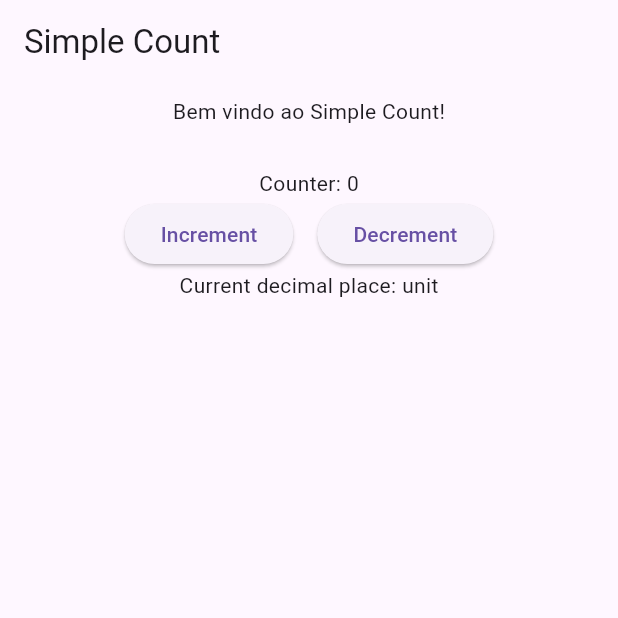
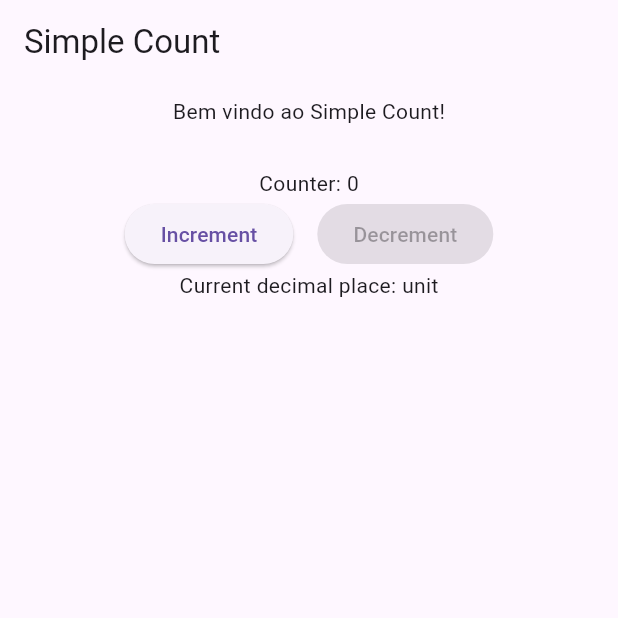
Before and after one commit to wesleyara/flutter-learning, a Flutter app: the screen it shows after launch, on a phone screen of 412 x 824 dp, the top half of it. Run offline on Flutter 3.47's test engine with Material 3 defaults, Android fonts, the light colour scheme and no system bars.

Commit message:
feat: add a InheritedWidget example

```diff
--- a/008-flutter-widgets/lib/main.dart
+++ b/008-flutter-widgets/lib/main.dart
@@ -68,34 +68,46 @@ class _CounterWidgetState extends State<CounterWidget> {
 
   @override
   Widget build(BuildContext context) {
-    return Column(
+    return MyStateContext(
+        count: _counter,
+        onPressed: (int val) => _handleChangeCounter(val),
+        child: Column(
           children: [
             Text('Counter: $_counter'),
-        Row(
-          mainAxisAlignment: MainAxisAlignment.center,
-          children: [
-            ElevatedButton(
-              onPressed: () => _handleChangeCounter(1),
-              child: const Text('Increment'),
-            ),
-            Padding(padding: const EdgeInsets.all(8.0)),
-            ElevatedButton(
-              onPressed: () => _handleChangeCounter(-1),
-              child: const Text('Decrement'),
-            ),
+            RowButton(),
+            CounterDecimalPlaces(),
           ],
-        ),
-        CounterDecimalPlaces(count: _counter),
-      ],
-    );
+        ));
   }
+}
+
+// O widget MyStateContext é um widget InheritedWidget que armazena o estado do widget _CounterWidgetState e o método _handleChangeCounter. Ele é utilizado para passar o estado e o método para os widgets filhos.
+class MyStateContext extends InheritedWidget {
+  const MyStateContext({
+    super.key,
+    required this.count,
+    required this.onPressed,
+    required super.child,
+  });
+
+  final int count;
+  final void Function(int) onPressed;
+
+  static MyStateContext? of(BuildContext context) {
+    return context.dependOnInheritedWidgetOfExactType<MyStateContext>();
+  }
+
+  @override
+  bool updateShouldNotify(MyStateContext oldWidget) => count != oldWidget.count;
 }
 
 // O widget CounterDecimalPlaces é um widget stateless que recebe um parâmetro count e exibe a quantidade de casas decimais do valor. Apesar de ser um widget stateless, ele pode ser alterado sempre que a propriedade count for alterada.
 class CounterDecimalPlaces extends StatelessWidget {
-  const CounterDecimalPlaces({super.key, required this.count});
+  const CounterDecimalPlaces({super.key});
 
-  final int count;
+  @override
+  Widget build(BuildContext context) {
+    final stateContext = MyStateContext.of(context);
 
     String getDecimalPlaces() {
       final Map<int, String> decimalPlaces = {
@@ -105,13 +117,11 @@ class CounterDecimalPlaces extends StatelessWidget {
         4: "thousands",
       };
 
-    final int countStringLength = count.toString().length;
+      final int countStringLength = stateContext!.count.toString().length;
 
       return "Current decimal place: ${decimalPlaces[countStringLength]}";
     }
 
-  @override
-  Widget build(BuildContext context) {
     final String decimalPlaces = getDecimalPlaces();
 
     return Column(
@@ -121,3 +131,30 @@ class CounterDecimalPlaces extends StatelessWidget {
     );
   }
 }
+
+class RowButton extends StatelessWidget {
+  const RowButton({super.key});
+
+  @override
+  Widget build(BuildContext context) {
+    // O método MyStateContext.of(context) é utilizado para obter o estado e o método do widget _CounterWidgetState.
+    final stateContext = MyStateContext.of(context);
+
+    return Row(
+      mainAxisAlignment: MainAxisAlignment.center,
+      children: [
+        ElevatedButton(
+          onPressed: () => stateContext?.onPressed(1),
+          child: const Text('Increment'),
+        ),
+        Padding(padding: const EdgeInsets.all(8.0)),
+        ElevatedButton(
+          onPressed: stateContext?.count == 0
+              ? null
+              : () => stateContext?.onPressed(-1),
+          child: const Text('Decrement'),
+        ),
+      ],
+    );
+  }
+}
```
Lines whose indentation alone changed are shown as unchanged.
